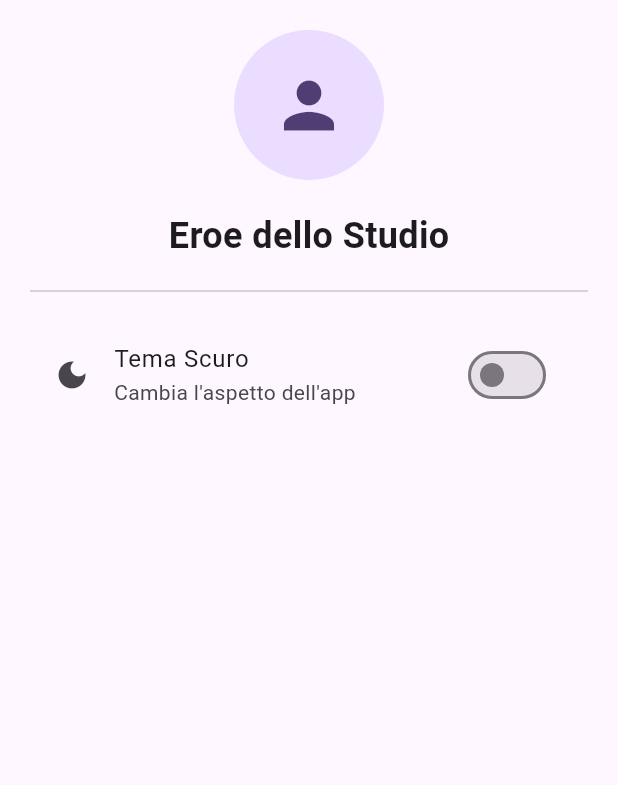
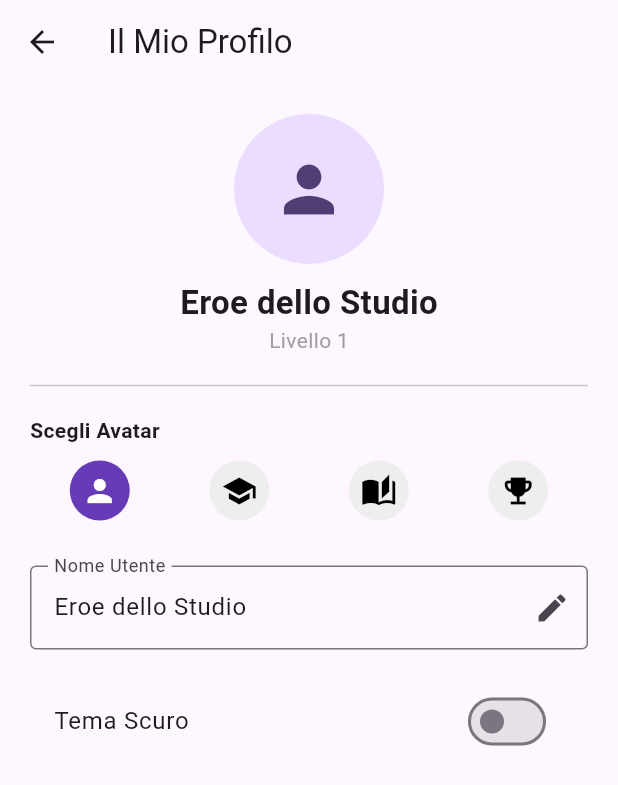
Before and after one commit to saveriobutright/focus_quest, a Flutter app: the ProfilePage screen opened directly, on a phone screen of 412 x 824 dp. Shown: the top 785 px of the screen. Run offline on Flutter 3.47's test engine with Material 3 defaults, Android fonts, the phone set to English and light mode, and no system bars; our stand-ins replace flutter_riverpod, geolocator, sensors_plus, sqflite; accounts and stored records are empty.

Commit message:
Feature: aggiunta personalizzazione profilo (cambio nome e scelta avatar) con persistenza DB

```diff
--- a/lib/models/user_model.dart
+++ b/lib/models/user_model.dart
@@ -4,6 +4,7 @@ class UserModel {
   final int currentXp;
   final bool goalLevel5Reached;
   final bool goalRitualUsed;
+  final String avatar;
 
   UserModel({
     required this.name,
@@ -11,6 +12,7 @@ class UserModel {
     required this.currentXp,
     this.goalLevel5Reached = false,
     this.goalRitualUsed = false,
+    this.avatar = 'person',
   });
 
   //Missing XP to get to the next level
@@ -24,6 +26,7 @@ class UserModel {
       currentXp: map['current_xp'],
       goalLevel5Reached: map['goalLevel5Reached'] == 1,
       goalRitualUsed: map['goalRitualUser'] == 1,
+      avatar: map['avatar'],
     );
   }
 
@@ -35,6 +38,7 @@ class UserModel {
       'current_xp' : currentXp,
       'goalLevel5Reached' : goalLevel5Reached ? 1 : 0,
       'goalRitualUsed' : goalRitualUsed ? 1 : 0,
+      'avatar' : avatar,
     };
   }
 
@@ -45,6 +49,7 @@ class UserModel {
     int? currentXp,
     bool? goalLevel5Reached,
     bool? goalRitualUsed,
+    String? avatar,
   }) {
     return UserModel(
       name: name ?? this.name,
@@ -52,6 +57,7 @@ class UserModel {
       currentXp: currentXp ?? this.currentXp,
       goalLevel5Reached: goalLevel5Reached ?? this.goalLevel5Reached,
       goalRitualUsed: goalRitualUsed ?? this.goalRitualUsed,
+      avatar: avatar ?? this.avatar,
     );
   }
 }
--- a/lib/providers/user_provider.dart
+++ b/lib/providers/user_provider.dart
@@ -29,6 +29,26 @@ class UserNotifier extends AsyncNotifier<UserModel>{
   void updateStatus(bool atUni, bool faceDown){
     _currentAtUni = atUni;
     _currentFaceDown = faceDown;
+  }
+
+  Future<void> updateName(String newName) async {
+    final currentUser = state.value;
+    if(currentUser == null) return;
+
+    state = AsyncData(currentUser.copyWith(name: newName));
+
+    final db = await DatabaseHelper.instance.database;
+    await db.update('user', {'name': newName}, where: 'id = ?', whereArgs: [1]);
+  }
+
+  Future<void> updateAvatar(String avatarName) async {
+    final currentUser = state.value;
+    if(currentUser == null) return;
+
+    state = AsyncData(currentUser.copyWith(avatar: avatarName));
+
+    final db = await DatabaseHelper.instance.database;
+    await db.update('user', {'avatar': avatarName}, where: 'id = ?', whereArgs: [1]);
   }
 
   //XP every x seconds
--- a/lib/screens/profile_page.dart
+++ b/lib/screens/profile_page.dart
@@ -12,38 +12,86 @@ class ProfilePage extends ConsumerWidget{
     final userAsync = ref.watch(userProvider);
     final isDarkMode = ref.watch(themeProvider);
 
+    //Controller for name text
+    final TextEditingController nameController = TextEditingController();
+
     return Scaffold(
+      appBar: AppBar(title: const Text("Il Mio Profilo")),
       body: userAsync.when(
-        data: (user) => Padding(
-          padding: const EdgeInsets.all(20.0),
-          child: Column(
+        data: (user) {
+          nameController.text = user.name;
+          return ListView(
+            padding: const EdgeInsets.all(20),
             children: [
-              const CircleAvatar(
-                radius: 50,
-                child: Icon(Icons.person, size: 50),
-              ),
-              const SizedBox(height: 20),
-              Text(
-                user.name,
-                style: const TextStyle(fontSize: 24, fontWeight: FontWeight.bold),
+              //Lvl and avatar
+              Center(
+                child: Column(
+                  children: [
+                    CircleAvatar(
+                      radius: 50,
+                      child: Icon(_getIconData(user.avatar), size: 50),
+                    ),
+                    const SizedBox(height: 10),
+                    Text(user.name, style: const TextStyle(fontSize: 22, fontWeight: FontWeight.bold)),
+                    Text("Livello ${user.level}", style: const TextStyle(color: Colors.grey)),
+                  ],
+                ),
               ),
               const Divider(height: 40),
 
+              //Avatar change
+              const Text("Scegli Avatar", style: TextStyle(fontWeight: FontWeight.bold)),
+              const SizedBox(height: 10),
+              Row(
+                mainAxisAlignment: MainAxisAlignment.spaceAround,
+                children: ['person', 'school', 'auto_stories', 'emoji_events'].map((iconName) {
+                  return GestureDetector(
+                    onTap: () => ref.read(userProvider.notifier).updateAvatar(iconName),
+                    child: CircleAvatar(
+                      backgroundColor: user.avatar == iconName ? Colors.deepPurple : Colors.grey[200],
+                      child: Icon(_getIconData(iconName), color: user.avatar == iconName ? Colors.white : Colors.black),
+                    ),
+                  );
+                }).toList(),
+              ),
+
+              const SizedBox(height: 30),
+
+              //Name edit
+              TextField(
+                controller: nameController,
+                decoration: const InputDecoration(
+                  labelText: "Nome Utente",
+                  border: OutlineInputBorder(),
+                  suffixIcon: Icon(Icons.edit),
+                ),
+                onSubmitted: (value) => ref.read(userProvider.notifier).updateName(value),
+              ),
+
+              const SizedBox(height: 20),
+
+              //Theme switch
               SwitchListTile(
                 title: const Text("Tema Scuro"),
-                subtitle: const Text("Cambia l'aspetto dell'app"),
-                secondary: const Icon(Icons.dark_mode),
                 value: isDarkMode,
-                onChanged: (value){
-                  ref.read(themeProvider.notifier).state = value;
-                },
+                onChanged: (val) => ref.read(themeProvider.notifier).state = val,
               ),
             ],
-          ),
-        ),
-        error: (err, stack) => Center(child: Text('Errore: $err')),
+          );
+        },
         loading: () => const Center(child: CircularProgressIndicator()),
+        error: (e, st) => Center(child: Text(e.toString())),
       ),
     );
   }
+
+  //Convert string to icondata
+  IconData _getIconData(String name) {
+    switch (name) {
+      case 'school': return Icons.school;
+      case 'auto_stories': return Icons.auto_stories;
+      case 'emoji_events': return Icons.emoji_events;
+      default: return Icons.person;
+    }
+  }
 }
--- a/lib/services/database_helper.dart
+++ b/lib/services/database_helper.dart
@@ -36,7 +36,8 @@ class DatabaseHelper {
         level INTEGER,
         current_xp INTEGER,
         goalLevel5Reached INTEGER DEFAULT 0,
-        goalRitualUsed INTEGER DEFAULT 0
+        goalRitualUsed INTEGER DEFAULT 0,
+        avatar TEXT DEFAULT 'person'
       )
     ''');
 
@@ -47,6 +48,7 @@ class DatabaseHelper {
       'current_xp': 0,
       'goalLevel5Reached': 0,
       'goalRitualUsed': 0,
+      'avatar': 'person',
     });
   }
 
```
